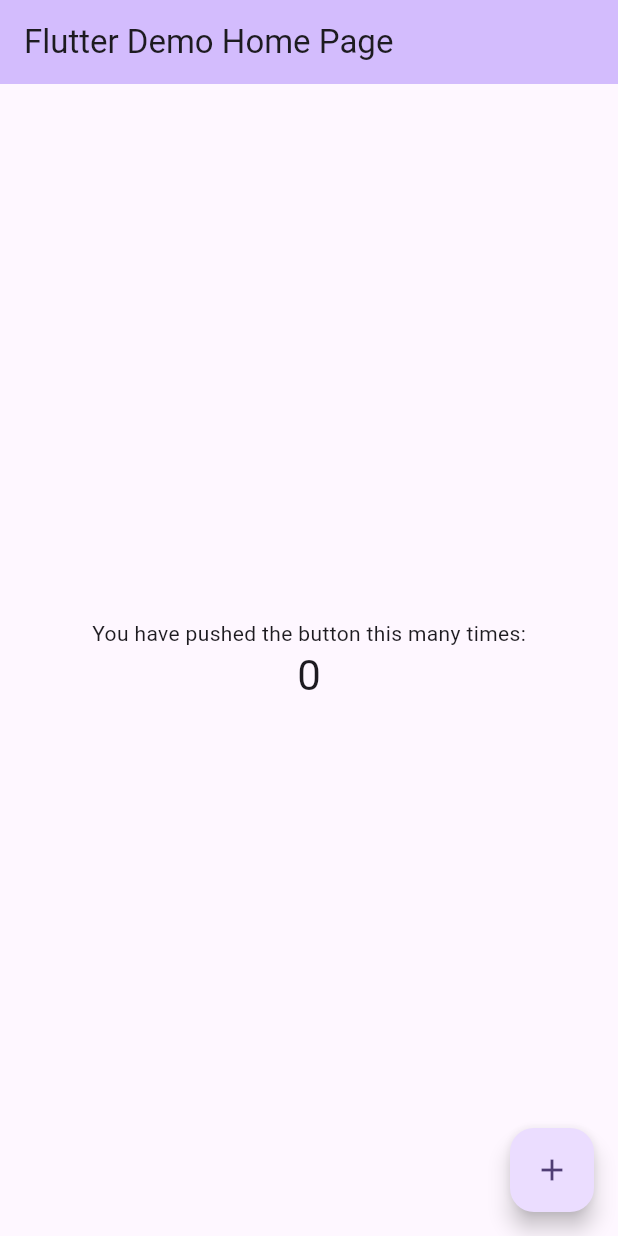
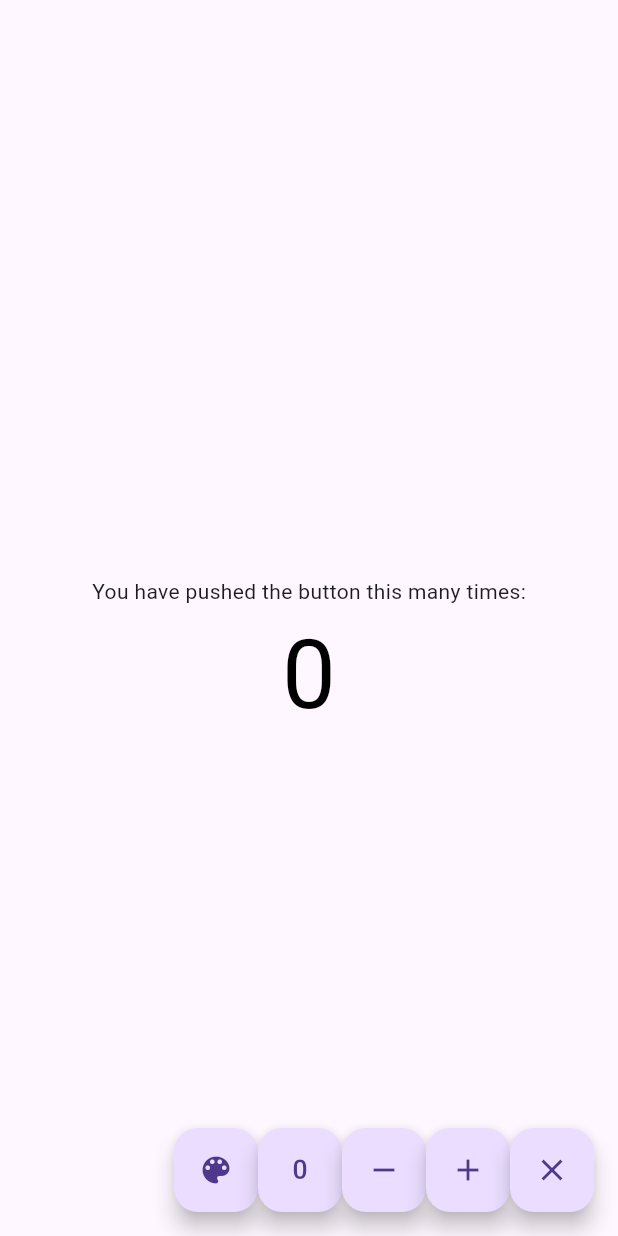
Before and after one commit to yambaru-hackathon/yukinari_oshiro_homework, a Flutter app: the screen it shows after launch, on a phone screen of 412 x 824 dp. Run offline on Flutter 3.47's test engine with Material 3 defaults, Android fonts, the phone set to English and light mode, and no system bars; our stand-ins replace flutter_riverpod, riverpod_annotation; generated files the repository leaves out were written again.

```diff
--- a/lib/main.dart
+++ b/lib/main.dart
@@ -1,124 +1,84 @@
 import 'package:flutter/material.dart';
+import 'package:flutter_riverpod/flutter_riverpod.dart';
+import 'package:riverpod_annotation/riverpod_annotation.dart';
+import 'package:sample/counter.dart';
+import 'package:sample/random_color.dart';
+
 
 void main() {
-  runApp(const MyApp());
+  runApp(const ProviderScope(child: const MyApp()));
 }
 
 class MyApp extends StatelessWidget {
   const MyApp({super.key});
 
-  // This widget is the root of your application.
   @override
   Widget build(BuildContext context) {
     return MaterialApp(
-      title: 'Flutter Demo',
-      theme: ThemeData(
-        // This is the theme of your application.
-        //
-        // TRY THIS: Try running your application with "flutter run". You'll see
-        // the application has a purple toolbar. Then, without quitting the app,
-        // try changing the seedColor in the colorScheme below to Colors.green
-        // and then invoke "hot reload" (save your changes or press the "hot
-        // reload" button in a Flutter-supported IDE, or press "r" if you used
-        // the command line to start the app).
-        //
-        // Notice that the counter didn't reset back to zero; the application
-        // state is not lost during the reload. To reset the state, use hot
-        // restart instead.
-        //
-        // This works for code too, not just values: Most code changes can be
-        // tested with just a hot reload.
-        colorScheme: ColorScheme.fromSeed(seedColor: Colors.deepPurple),
-        useMaterial3: true,
-      ),
-      home: const MyHomePage(title: 'Flutter Demo Home Page'),
+      home:  MyHomePage(),
     );
   }
 }
 
-class MyHomePage extends StatefulWidget {
-  const MyHomePage({super.key, required this.title});
 
-  // This widget is the home page of your application. It is stateful, meaning
-  // that it has a State object (defined below) that contains fields that affect
-  // how it looks.
+class MyHomePage extends ConsumerWidget {
+  @override
+  Widget build(BuildContext context, WidgetRef ref) {
+    final int counter = ref.watch(counterProvider);
+    final Color color = ref.watch(randomColorProvider);
 
-  // This class is the configuration for the state. It holds the values (in this
-  // case the title) provided by the parent (in this case the App widget) and
-  // used by the build method of the State. Fields in a Widget subclass are
-  // always marked "final".
-
-  final String title;
-
-  @override
-  State<MyHomePage> createState() => _MyHomePageState();
-}
-
-class _MyHomePageState extends State<MyHomePage> {
-  int _counter = 0;
-
-  void _incrementCounter() {
-    setState(() {
-      // This call to setState tells the Flutter framework that something has
-      // changed in this State, which causes it to rerun the build method below
-      // so that the display can reflect the updated values. If we changed
-      // _counter without calling setState(), then the build method would not be
-      // called again, and so nothing would appear to happen.
-      _counter++;
-    });
-  }
-
-  @override
-  Widget build(BuildContext context) {
-    // This method is rerun every time setState is called, for instance as done
-    // by the _incrementCounter method above.
-    //
-    // The Flutter framework has been optimized to make rerunning build methods
-    // fast, so that you can just rebuild anything that needs updating rather
-    // than having to individually change instances of widgets.
     return Scaffold(
       appBar: AppBar(
-        // TRY THIS: Try changing the color here to a specific color (to
-        // Colors.amber, perhaps?) and trigger a hot reload to see the AppBar
-        // change color while the other colors stay the same.
-        backgroundColor: Theme.of(context).colorScheme.inversePrimary,
-        // Here we take the value from the MyHomePage object that was created by
-        // the App.build method, and use it to set our appbar title.
-        title: Text(widget.title),
-      ),
+       ),
       body: Center(
-        // Center is a layout widget. It takes a single child and positions it
-        // in the middle of the parent.
         child: Column(
-          // Column is also a layout widget. It takes a list of children and
-          // arranges them vertically. By default, it sizes itself to fit its
-          // children horizontally, and tries to be as tall as its parent.
-          //
-          // Column has various properties to control how it sizes itself and
-          // how it positions its children. Here we use mainAxisAlignment to
-          // center the children vertically; the main axis here is the vertical
-          // axis because Columns are vertical (the cross axis would be
-          // horizontal).
-          //
-          // TRY THIS: Invoke "debug painting" (choose the "Toggle Debug Paint"
-          // action in the IDE, or press "p" in the console), to see the
-          // wireframe for each widget.
+
           mainAxisAlignment: MainAxisAlignment.center,
           children: <Widget>[
             const Text(
               'You have pushed the button this many times:',
             ),
             Text(
-              '$_counter',
-              style: Theme.of(context).textTheme.headlineMedium,
+              '$counter',
+              style: TextStyle(color:color,fontSize: 64,)
             ),
           ],
         ),
       ),
-      floatingActionButton: FloatingActionButton(
-        onPressed: _incrementCounter,
-        tooltip: 'Increment',
-        child: const Icon(Icons.add),
+      floatingActionButton: Row(
+        mainAxisAlignment: MainAxisAlignment.end,
+        children: [
+          FloatingActionButton(
+            onPressed: (){
+              final notifier = ref.read(randomColorProvider.notifier).randomColor();
+            },
+            child: const Icon(Icons.color_lens),
+          ),
+          FloatingActionButton(
+            onPressed: (){
+              ref.read(counterProvider.notifier).resetCounter();
+            },
+            child: const Icon(Icons.exposure_zero),
+          ),
+          FloatingActionButton(
+            onPressed: (){
+              ref.read(counterProvider.notifier).decrementCounter();
+            },
+            child: const Icon(Icons.remove),
+          ),
+          FloatingActionButton(
+            onPressed: (){
+              ref.read(counterProvider.notifier).incrementCounter();
+            },
+            child: const Icon(Icons.add),
+          ),
+          FloatingActionButton(
+            onPressed: (){
+              ref.read(counterProvider.notifier).multiplyCounter();
+            },
+            child: const Icon(Icons.close),
+          ),
+        ],
       ), // This trailing comma makes auto-formatting nicer for build methods.
     );
   }
```
Also changed, not shown: lib/counter.dart (added, +27 -0 lines), lib/random_color.dart (added, +17 -0 lines), pubspec.yaml (+11 -65 lines), lib/counter.g.dart (added), lib/random_color.g.dart (added), pubspec.lock.
